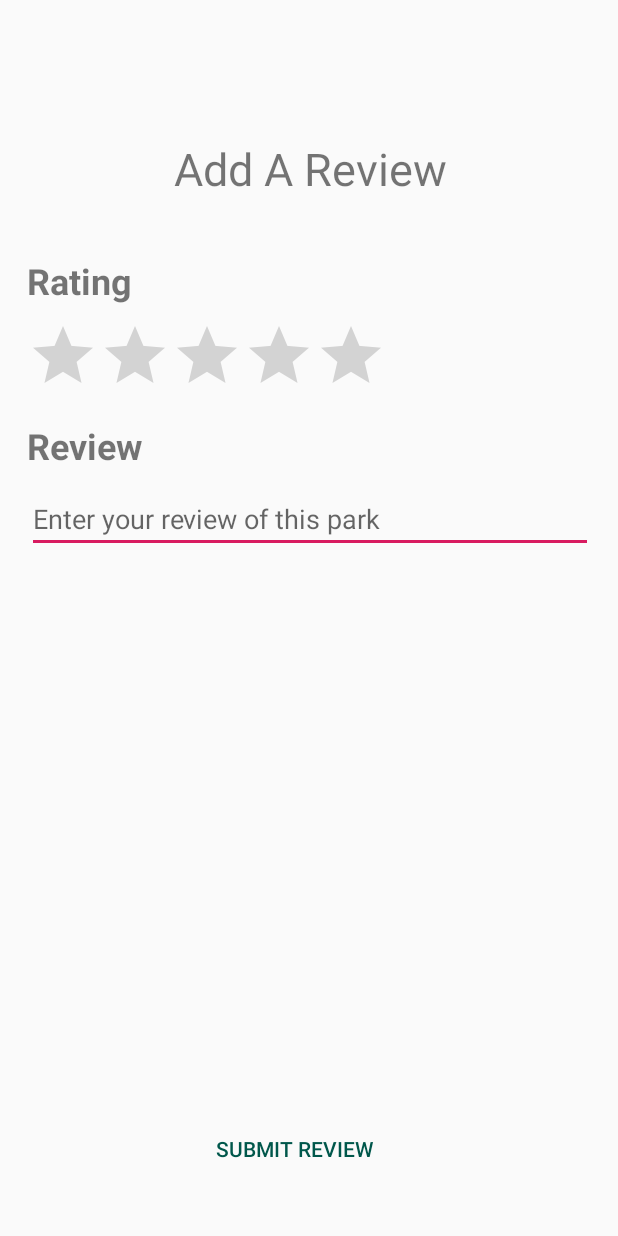
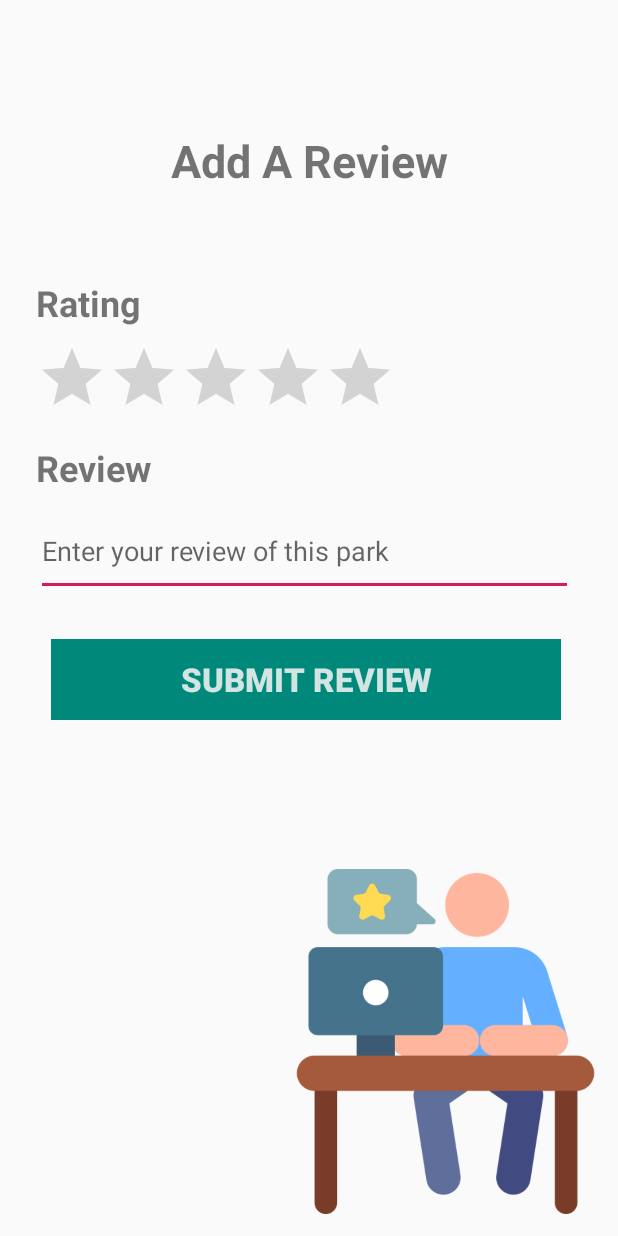
Before and after one commit to tangzt0415/CuteParks, an Android app: the AddReviewActivity screen opened directly, with no data from a screen before it, on a phone screen of 412 x 824 dp. Run offline under Robolectric (Android 15) with nearby library versions, the phone set to English and light mode, and no system bars; our stand-ins replace Firebase (no records; nobody signed in at launch, a user with empty details on screens opened directly).

Commit message:
22 Mar 22:00 addReview UI

```diff
--- a/app/src/main/res/layout/activity_add_review.xml
+++ b/app/src/main/res/layout/activity_add_review.xml
@@ -9,97 +9,122 @@
 
     <LinearLayout
         android:id="@+id/linearLayout3"
-        android:layout_width="417dp"
-        android:layout_height="595dp"
+        android:layout_width="404dp"
+        android:layout_height="348dp"
         android:orientation="vertical"
-        app:layout_constraintBottom_toTopOf="@+id/linearLayout4"
+        app:layout_constraintBottom_toBottomOf="parent"
         app:layout_constraintEnd_toEndOf="parent"
         app:layout_constraintStart_toStartOf="parent"
-        app:layout_constraintTop_toTopOf="parent">
+        app:layout_constraintTop_toTopOf="parent"
+        app:layout_constraintVertical_bias="0.13999999">
 
         <TextView
             android:id="@+id/addReviewTitle"
-            android:layout_marginTop="20dp"
             android:layout_width="match_parent"
             android:layout_height="wrap_content"
+            android:layout_marginStart="20dp"
+            android:layout_marginTop="20dp"
+            android:layout_marginEnd="20dp"
             android:layout_marginBottom="10dp"
-            android:layout_marginStart="20dp"
             android:text="Add A Review"
-            android:layout_marginEnd="20dp"
             android:textAlignment="center"
-            android:textSize="30sp" />
+            android:textSize="30sp"
+            android:textStyle="bold" />
 
         <Space
             android:layout_width="match_parent"
-            android:layout_height="28dp" />
+            android:layout_height="48dp" />
 
         <TextView
             android:id="@+id/addReviewRatingTitle"
             android:layout_width="match_parent"
             android:layout_height="wrap_content"
+            android:layout_marginStart="20dp"
+            android:layout_marginEnd="20dp"
             android:layout_marginBottom="10dp"
-            android:layout_marginStart="20dp"
             android:text="@string/rating"
             android:textSize="24sp"
-            android:layout_marginEnd="20dp"
             android:textStyle="bold" />
 
         <RatingBar
             android:id="@+id/addReviewRatingBar"
             android:layout_width="wrap_content"
             android:layout_height="wrap_content"
+            android:layout_marginStart="20dp"
+            android:layout_marginEnd="20dp"
             android:layout_marginBottom="10dp"
-            android:layout_marginStart="20dp"
-            android:stepSize="0.1"
-            android:layout_marginEnd="20dp"
-            android:numStars="5" />
+            android:numStars="5"
+            android:stepSize="0.1" />
 
         <TextView
             android:id="@+id/addReviewReviewTitle"
             android:layout_width="match_parent"
             android:layout_height="wrap_content"
+            android:layout_marginStart="20dp"
+            android:layout_marginEnd="20dp"
             android:layout_marginBottom="10dp"
-            android:layout_marginStart="20dp"
             android:text="@string/review"
             android:textSize="24sp"
-            android:layout_marginEnd="20dp"
             android:textStyle="bold" />
 
         <EditText
             android:id="@+id/addReviewReviewTextView"
-            android:layout_width="match_parent"
-            android:layout_height="wrap_content"
-            android:layout_marginBottom="10dp"
+            android:layout_width="358dp"
+            android:layout_height="59dp"
             android:layout_marginStart="20dp"
             android:layout_marginEnd="20dp"
-            android:minLines="1"
+            android:layout_marginBottom="10dp"
+            android:hint="Enter your review of this park"
             android:inputType="textMultiLine"
-            android:hint="Enter your review of this park" />
+            android:minLines="1" />
 
     </LinearLayout>
 
     <LinearLayout
         android:id="@+id/linearLayout4"
-        android:layout_width="401dp"
-        android:layout_height="75dp"
-        android:layout_margin="10dp"
+        android:layout_width="360dp"
+        android:layout_height="77dp"
+        android:layout_margin="0dp"
         android:orientation="horizontal"
         android:textAlignment="center"
         app:layout_constraintBottom_toBottomOf="parent"
         app:layout_constraintEnd_toEndOf="parent"
-        app:layout_constraintStart_toStartOf="parent">
+        app:layout_constraintHorizontal_bias="0.66"
+        app:layout_constraintStart_toStartOf="parent"
+        app:layout_constraintTop_toBottomOf="@+id/linearLayout3"
+        app:layout_constraintVertical_bias="0.0">
 
 
         <Button
             android:id="@+id/addReviewSaveButton"
             style="?android:attr/buttonBarButtonStyle"
-            android:layout_width="match_parent"
+            android:layout_width="300dp"
             android:layout_height="wrap_content"
+            android:layout_gravity="center|center_horizontal"
             android:layout_marginRight="20dp"
             android:layout_weight="1"
+            android:background="#00897B"
+            android:gravity="center|center_horizontal|center_vertical"
             android:text="Submit Review"
-            android:textColor="@color/colorPrimaryDark" />
+            android:textAlignment="center"
+            android:textColor="@color/colorPrimaryLight"
+            android:textSize="22sp"
+            android:textStyle="bold" />
 
     </LinearLayout>
 
+    <ImageView
+        android:id="@+id/imageView2"
+        android:layout_width="230dp"
+        android:layout_height="260dp"
+        android:cropToPadding="false"
+        android:scaleType="centerInside"
+        app:layout_constraintBottom_toBottomOf="parent"
+        app:layout_constraintEnd_toEndOf="parent"
+        app:layout_constraintHorizontal_bias="1.0"
+        app:layout_constraintStart_toStartOf="parent"
+        app:layout_constraintTop_toTopOf="parent"
+        app:layout_constraintVertical_bias="1.0"
+        app:srcCompat="@drawable/review_icon" />
+
 </androidx.constraintlayout.widget.ConstraintLayout>
```
Also changed, not shown: app/src/main/res/drawable/review_icon.png (added).
